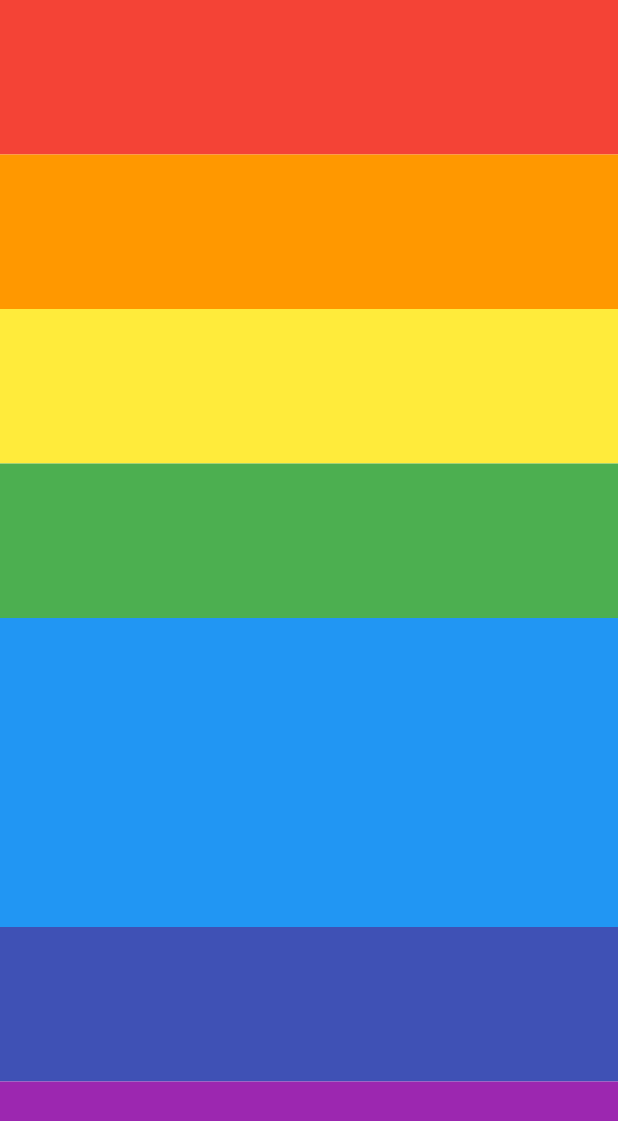
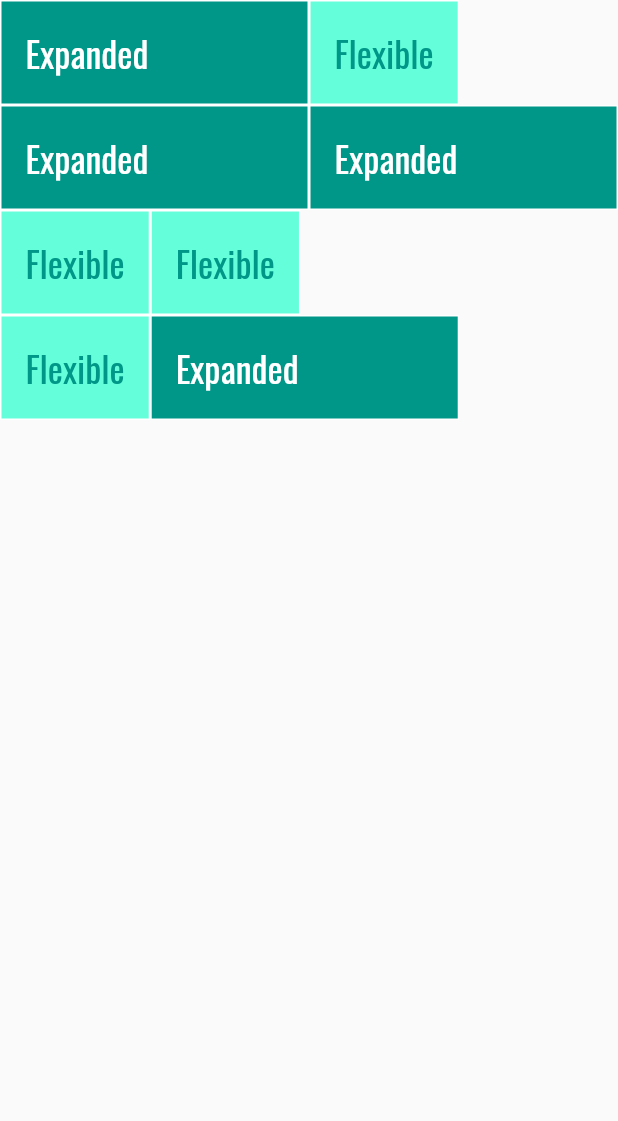
Before and after one commit to titikkoma88/dicoding_flutter, a Flutter app: the screen it shows after launch, on a phone screen of 412 x 824 dp. Shown: the top 1121 px of the screen. Run offline on Flutter 3.47's test engine with Material 2 defaults, Android fonts, the phone set to English and light mode, and no system bars.

Commit message:
Flexible

```diff
--- a/lib/main.dart
+++ b/lib/main.dart
@@ -14,53 +14,93 @@
         fontFamily: 'Oswald',
         primarySwatch: Colors.blue,
       ),
-      home: Rainbow(),
+      home: ExpandedFlexiblePage(),
     );
   }
 }
 
-class Rainbow extends StatelessWidget {
+class ExpandedFlexiblePage extends StatelessWidget {
   @override
   Widget build(BuildContext context) {
-    return Column(
-      children: <Widget>[
-        Expanded(
-          child: Container(
-            color: Colors.red,
-          ),
+    return Scaffold(
+      body: SafeArea(
+        child: Column(
+          children: [
+            Row(
+              children: [
+                ExpandedWidget(),
+                FlexibleWidget(),
+              ],
+            ),
+            Row(
+              children: [
+                ExpandedWidget(),
+                ExpandedWidget(),
+              ],
+            ),
+            Row(
+              children: [
+                FlexibleWidget(),
+                FlexibleWidget(),
+              ],
+            ),
+            Row(
+              children: [
+                FlexibleWidget(),
+                ExpandedWidget(),
+              ],
+            ),
+          ],
         ),
-        Expanded(
-          child: Container(
-            color: Colors.orange,
-          ),
-        ),
-        Expanded(
-          child: Container(
-            color: Colors.yellow,
-          ),
-        ),
-        Expanded(
-          child: Container(
-            color: Colors.green,
-          ),
-        ),
-        Expanded(
-          flex: 2,
-          child: Container(
-            color: Colors.blue,
-          ),
-        ),
-        Expanded(
-          child: Container(
-            color: Colors.indigo,
-          ),
-        ),
-        Expanded(
-          child: Container(
-            color: Colors.purple,
-          ),
-        ),
-      ],
+      ),
     );
   }
 }
+
+class ExpandedWidget extends StatelessWidget {
+  @override
+  Widget build(BuildContext context) {
+    return Expanded(
+      child: Container(
+        decoration: BoxDecoration(
+          color: Colors.teal,
+          border: Border.all(color: Colors.white),
+        ),
+        child: Padding(
+          padding: const EdgeInsets.all(16.0),
+          child: Text(
+            'Expanded',
+            style: TextStyle(
+              color: Colors.white,
+              fontSize: 24,
+            ),
+          ),
+        ),
+      ),
+    );
+  }
+}
+
+class FlexibleWidget extends StatelessWidget {
+  @override
+  Widget build(BuildContext context) {
+    return Flexible(
+      child: Container(
+        decoration: BoxDecoration(
+          color: Colors.tealAccent,
+          border: Border.all(color: Colors.white),
+        ),
+        child: Padding(
+          padding: const EdgeInsets.all(16.0),
+          child: Text(
+            'Flexible',
+            style: TextStyle(
+              color: Colors.teal,
+              fontSize: 24,
+            ),
+          ),
+        ),
+      ),
+    );
+  }
+}
```
